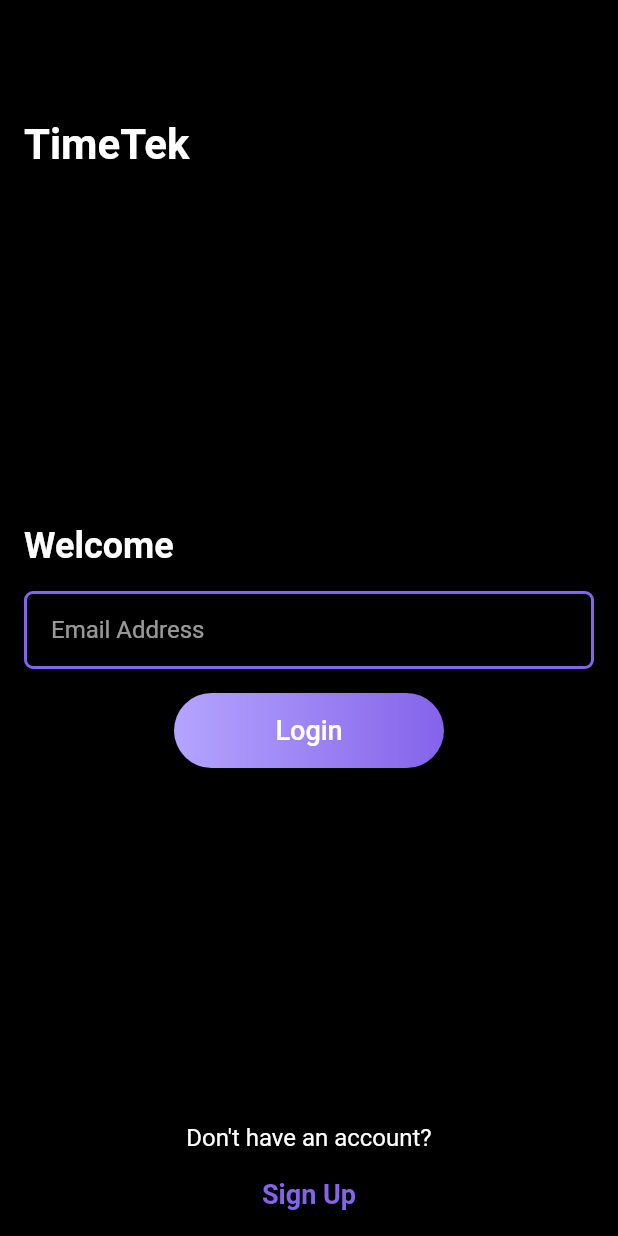
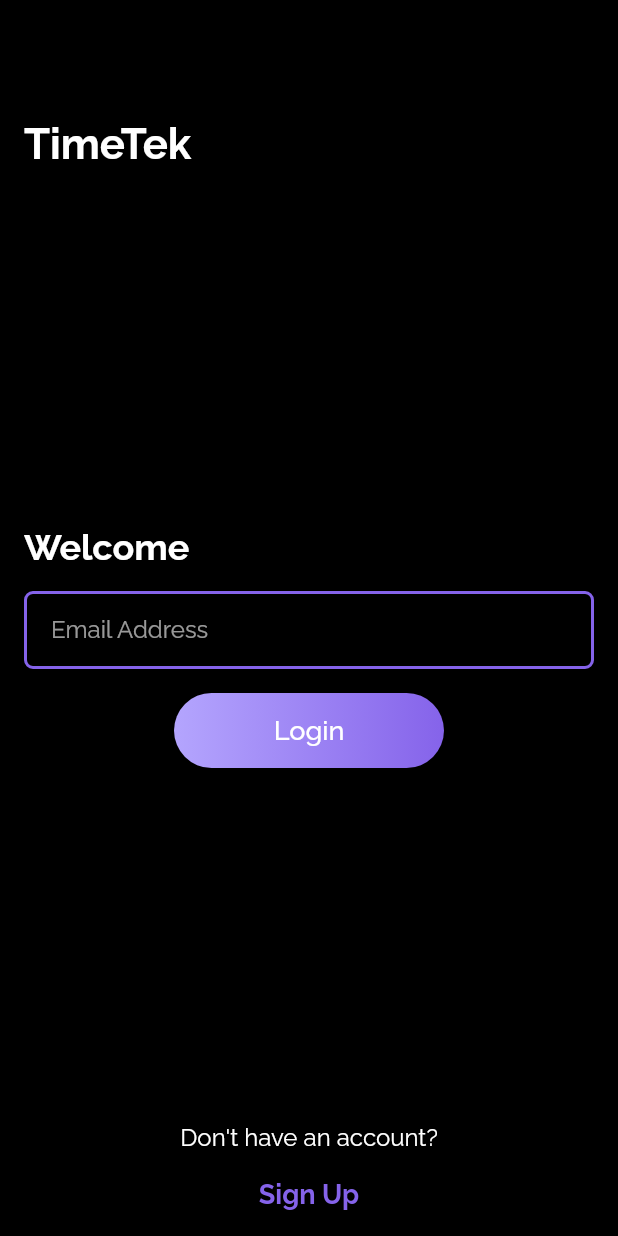
Before and after one commit to riyagnair/timetek, a Flutter app: the screen it shows after launch, on a phone screen of 412 x 824 dp. Run offline on Flutter 3.47's test engine with Material 2 defaults, Android fonts, the phone set to English and light mode, and no system bars; our stand-ins replace google_fonts.

Commit message:
Updated sign in screen to use Google Fonts

```diff
--- a/lib/ui/login_screen.dart
+++ b/lib/ui/login_screen.dart
@@ -1,5 +1,6 @@
 
 import 'package:flutter/material.dart';
+import 'package:google_fonts/google_fonts.dart';
 
 class LoginScreen extends StatelessWidget{
   @override
@@ -18,7 +19,7 @@ class LoginScreen extends StatelessWidget{
             width: MediaQuery.of(context).size.width,
             child: Text(
               "TimeTek",
-              style: TextStyle(
+              style: GoogleFonts.raleway(
                 fontSize: 28,
                 fontWeight: FontWeight.bold
               ),
@@ -33,7 +34,7 @@ class LoginScreen extends StatelessWidget{
             width: MediaQuery.of(context).size.width,
             child: Text(
               "Welcome",
-              style: TextStyle(
+              style: GoogleFonts.raleway(
                 fontSize: 24,
                 fontWeight: FontWeight.bold
               ),
@@ -53,6 +54,7 @@ class LoginScreen extends StatelessWidget{
             ),
             child: TextField(
               keyboardType: TextInputType.emailAddress,
+              style: GoogleFonts.raleway(),
               decoration: InputDecoration(
                 hintText: "Email Address",
                 border: InputBorder.none,
@@ -82,7 +84,7 @@ class LoginScreen extends StatelessWidget{
                 alignment: Alignment.center,
                 child: Text(
                   "Login",
-                  style: TextStyle(
+                  style: GoogleFonts.raleway(
                     fontSize: 18,
                     color: Colors.white
                   ),
@@ -96,7 +98,7 @@ class LoginScreen extends StatelessWidget{
           // Don't have an account?
           Text(
             "Don't have an account?",
-            style: TextStyle(
+            style: GoogleFonts.raleway(
               fontSize: 16
             ),
           ),
@@ -108,7 +110,7 @@ class LoginScreen extends StatelessWidget{
               onPressed: (){},
               child: Text(
                 "Sign Up",
-                style: TextStyle(
+                style: GoogleFonts.raleway(
                   fontSize: 18,
                   color: Color(0xFF8563EA),
                   fontWeight: FontWeight.bold
```
